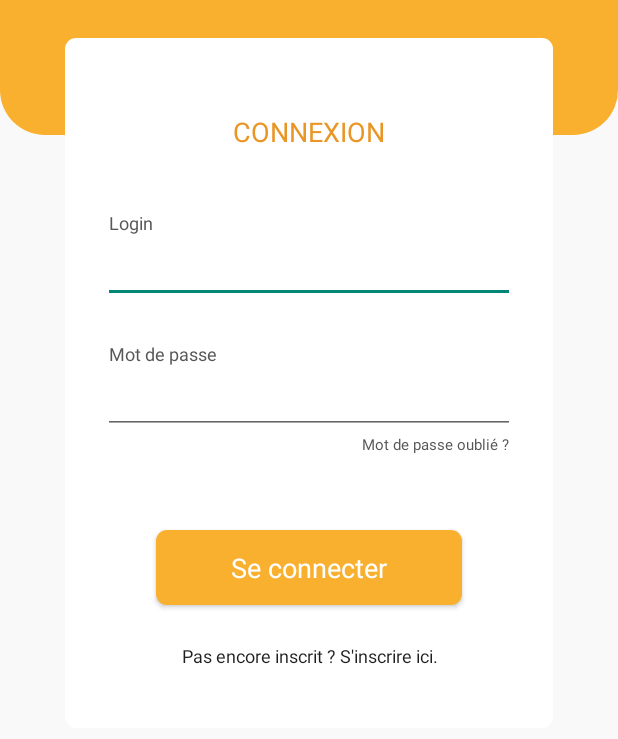
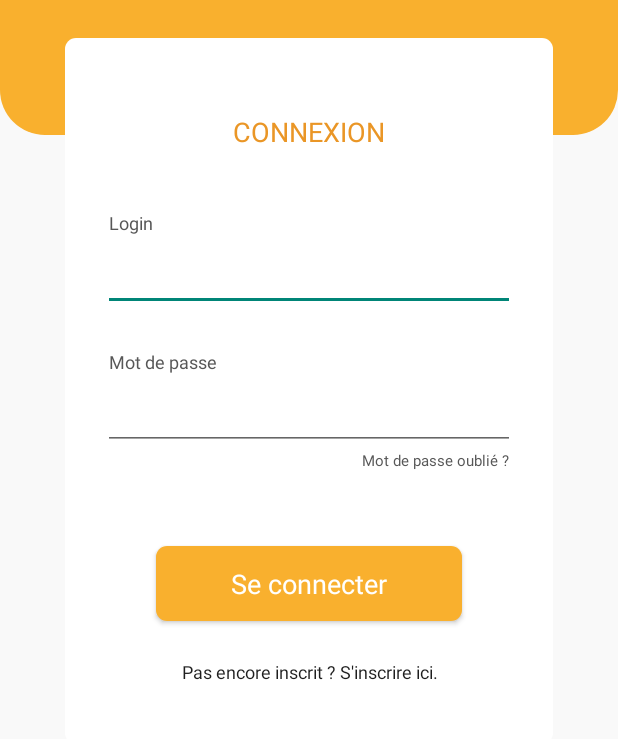
Before and after one commit to B4va/pleiade-android, an Android app: the LoginActivity screen opened directly, with no data from a screen before it, on a phone screen of 412 x 824 dp, the part 128-867 px from its top. Run offline under Robolectric (Android 15) with nearby library versions, the light colour scheme and no system bars.

Commit message:
ajoute la documentation

```diff
--- a/app/src/main/AndroidManifest.xml
+++ b/app/src/main/AndroidManifest.xml
@@ -27,7 +27,7 @@
         <activity
             android:name=".activities.LoginActivity"
             android:screenOrientation="portrait"
-            android:theme="@style/Form"/>
+            android:theme="@style/Form" />
         <activity android:name=".activities.ForgotPasswordActivity" />
         <activity android:name=".activities.SigninActivity" />
         <activity android:name=".activities.AccountActivity" />
--- a/app/src/main/java/com/pleiade/android/activities/SplashActivity.java
+++ b/app/src/main/java/com/pleiade/android/activities/SplashActivity.java
@@ -16,7 +16,7 @@ import com.google.firebase.auth.FirebaseUser;
 import com.pleiade.android.R;
 
 /**
- * Ecran de chargement au lancement de l'activité
+ * Ecran de chargement au lancement de l'application
  */
 public class SplashActivity extends AppCompatActivity {
 
--- a/app/src/main/res/layout/activity_login.xml
+++ b/app/src/main/res/layout/activity_login.xml
@@ -27,6 +27,7 @@
         android:layout_height="wrap_content"
         app:layout_constraintTop_toBottomOf="@id/logo"
         android:layout_marginTop="25dp"
+        android:layout_marginBottom="50dp"
         app:layout_constraintRight_toRightOf="parent"
         app:layout_constraintLeft_toLeftOf="parent"
         android:background="@drawable/white_card"
@@ -53,7 +54,8 @@
             android:text="@string/login"
             android:textSize="12sp"
             android:textColor="@color/dark"
-            android:layout_marginStart="4dp"/>
+            android:layout_marginStart="4dp"
+            android:layout_marginBottom="5dp"/>
         <EditText
             android:id="@+id/login"
             android:layout_width="match_parent"
@@ -73,7 +75,8 @@
             android:text="@string/password"
             android:textSize="12sp"
             android:textColor="@color/dark"
-            android:layout_marginStart="4dp"/>
+            android:layout_marginStart="4dp"
+            android:layout_marginBottom="5dp"/>
         <EditText
             android:id="@+id/password"
             android:layout_width="match_parent"
@@ -114,5 +117,4 @@
             android:textColor="@color/darker"
             android:textAlignment="center"/>
     </LinearLayout>
-
 </androidx.constraintlayout.widget.ConstraintLayout>
```
Also changed, not shown: app/src/main/java/com/pleiade/android/activities/LoginActivity.java (+9 -0 lines), app/src/main/java/com/pleiade/android/activities/SigninActivity.java (+7 -0 lines).
